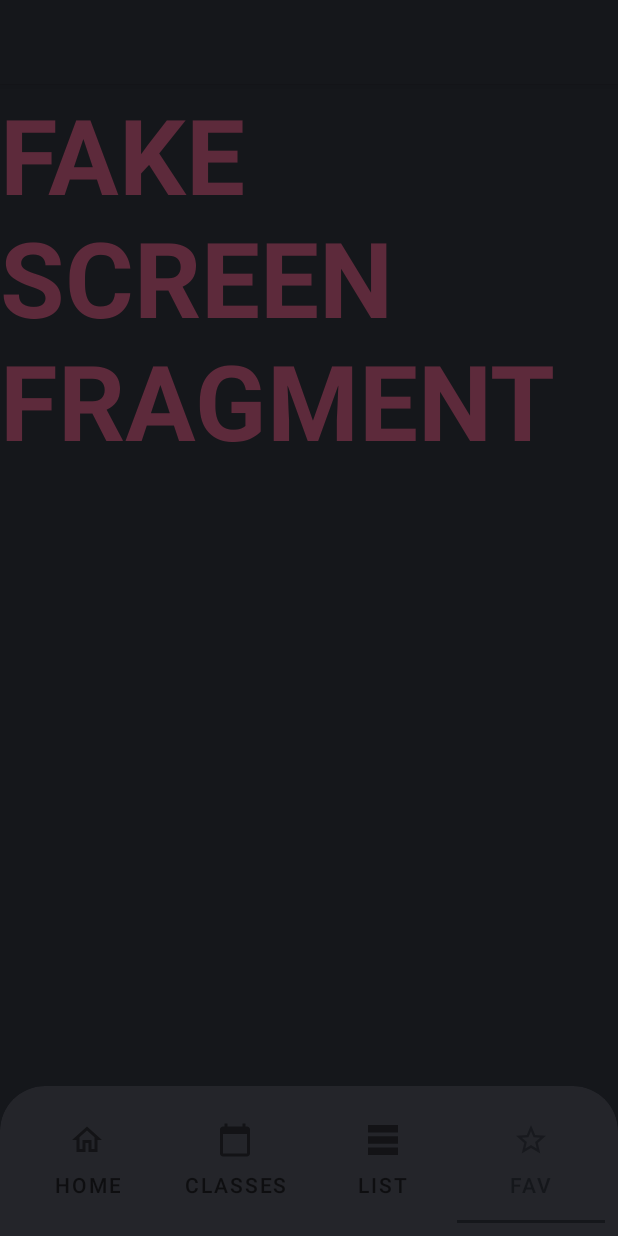
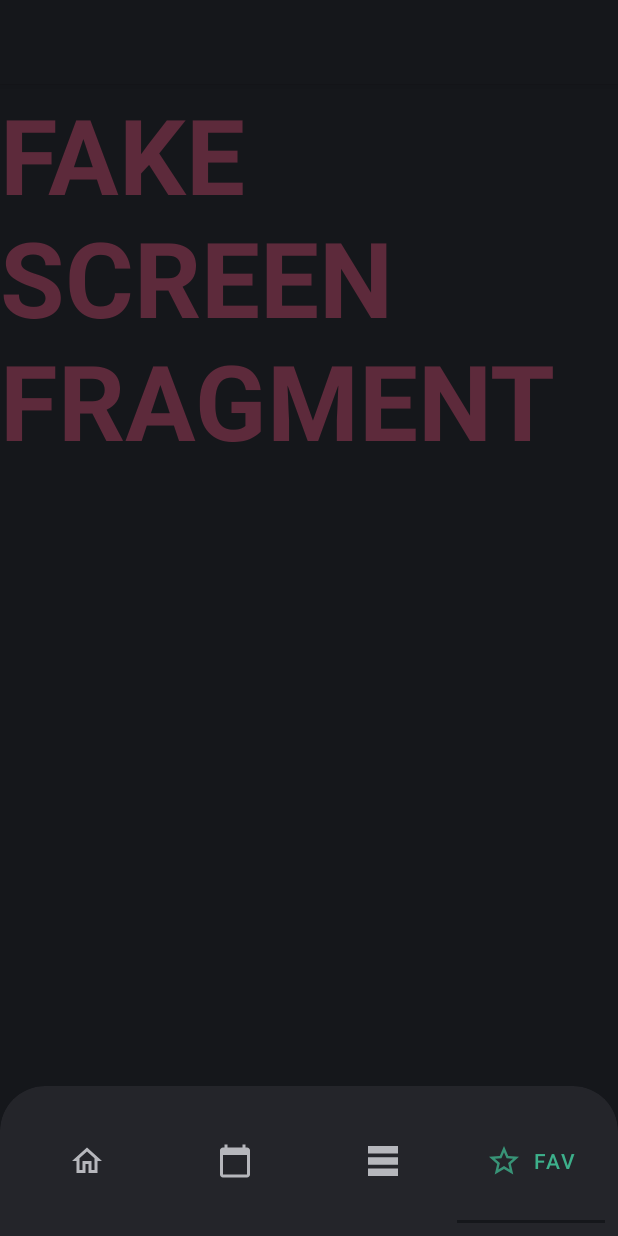
Before and after one commit to dr-trader/deignit, an Android app: the screen it shows after launch (MainActivity), item 4 of the bottom bar chosen, on a phone screen of 412 x 824 dp. Run offline under Robolectric (Android 15) with nearby library versions, the phone set to English and light mode, and no system bars.

Commit message:
Tab Bar customization

```diff
--- a/app/src/main/java/ru/donspb/designit/ui/MainActivity.kt
+++ b/app/src/main/java/ru/donspb/designit/ui/MainActivity.kt
@@ -2,6 +2,7 @@ package ru.donspb.designit.ui
 
 import androidx.appcompat.app.AppCompatActivity
 import android.os.Bundle
+import android.widget.LinearLayout
 import androidx.appcompat.content.res.AppCompatResources
 import com.google.android.material.tabs.TabLayout
 import com.google.android.material.tabs.TabLayoutMediator
@@ -34,22 +35,37 @@ class MainActivity : AppCompatActivity() {
         val adapter = ViewPagerAdapter(supportFragmentManager, lifecycle, tabsNames.size)
         viewPager.adapter = adapter
 
+        tabLayout.addOnTabSelectedListener(object: TabLayout.OnTabSelectedListener {
+            override fun onTabSelected(tab: TabLayout.Tab?) {
+                val index = tab?.position
+                if (index != null) {
+                    tab.text = tabsNames[index]
+                    tab.icon?.setTint(getColor(R.color.bot_button_color_selected))
+                }
+
+            }
+
+            override fun onTabUnselected(tab: TabLayout.Tab?) {
+                tab?.text = ""
+            }
+
+            override fun onTabReselected(tab: TabLayout.Tab?) {
+            }
+
+        })
+
         TabLayoutMediator(tabLayout, viewPager) { tab, position ->
             when (position) {
                 0 -> {
-                    tab.text = getString(R.string.mi_home_name)
                     tab.icon = AppCompatResources.getDrawable(this, R.drawable.ic_home)
                 }
                 1 -> {
-                    tab.text = getString(R.string.mi_classes_name)
                     tab.icon = AppCompatResources.getDrawable(this, R.drawable.ic_calendar)
                 }
                 2 -> {
-                    tab.text = getString(R.string.mi_list_name)
                     tab.icon = AppCompatResources.getDrawable(this, R.drawable.ic_table)
                 }
                 3 -> {
-                    tab.text = getString(R.string.mi_fav_name)
                     tab.icon = AppCompatResources.getDrawable(this, R.drawable.ic_star)
                 }
             }
--- a/app/src/main/res/layout/activity_main.xml
+++ b/app/src/main/res/layout/activity_main.xml
@@ -23,7 +23,11 @@
             android:id="@+id/tabs_layout"
             android:layout_width="match_parent"
             android:layout_height="match_parent"
-            android:backgroundTint="@color/tablayout_back"/>
+            android:backgroundTint="@color/tablayout_back"
+            app:tabIconTint="@color/bot_button_color"
+            app:tabTextColor="@color/bot_button_color"
+            app:tabSelectedTextColor="@color/bot_button_color_selected"
+            app:tabInlineLabel="true" />
 
     </com.google.android.material.card.MaterialCardView>
 
--- a/app/src/main/res/values/colors.xml
+++ b/app/src/main/res/values/colors.xml
@@ -24,6 +24,9 @@
     <color name="pathline_color">#FF1b2c2b</color>
     <color name="tablayout_back">#FF24252a</color>
 
+    <color name="bot_button_color">#FFdbdce1</color>
+    <color name="bot_button_color_selected">#FF3db08b</color>
+
     <color name="black">#FF000000</color>
 
     <color name="purple_200">#FFBB86FC</color>
```
